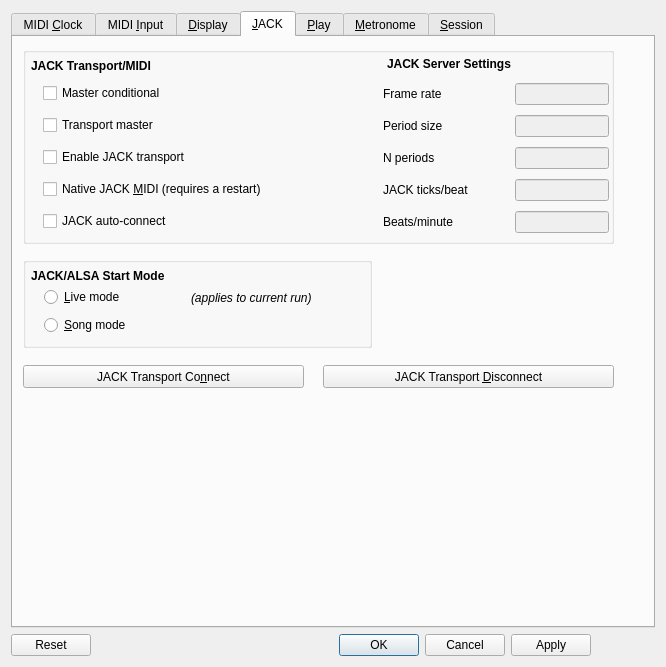
Old version of the form seq_qt5/forms/qseditoptions.ui in the repository ahlstromcj/seq66.
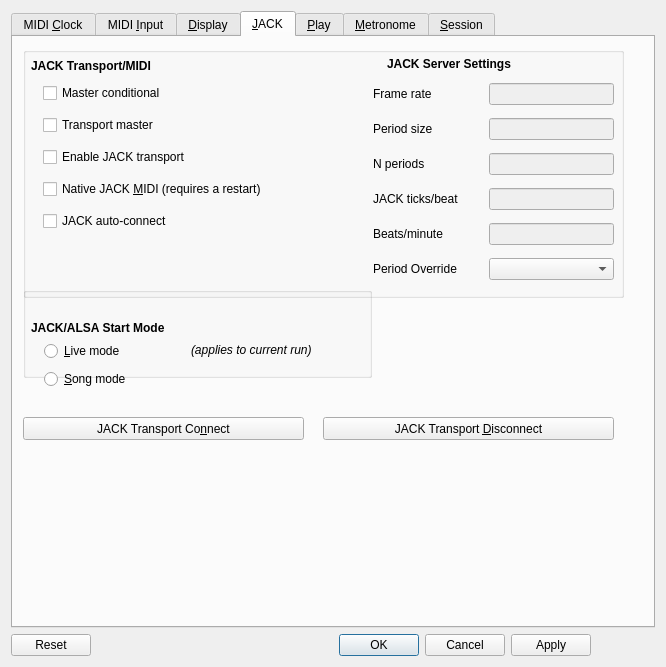
New version of the form.

```diff
--- a/seq_qt5/forms/qseditoptions.ui
+++ b/seq_qt5/forms/qseditoptions.ui
@@ -1156,8 +1156,8 @@
         <rect>
          <x>10</x>
          <y>10</y>
-         <width>591</width>
-         <height>197</height>
+         <width>601</width>
+         <height>251</height>
         </rect>
        </property>
        <property name="title">
@@ -1207,28 +1207,17 @@
        <widget class="QWidget" name="">
         <property name="geometry">
          <rect>
-          <x>360</x>
-          <y>32</y>
-          <width>226</width>
-          <height>161</height>
+          <x>350</x>
+          <y>29</y>
+          <width>241</width>
+          <height>211</height>
          </rect>
         </property>
-        <layout class="QGridLayout" name="gridLayout_5" columnstretch="4,3">
-         <item row="2" column="0">
-          <widget class="QLabel" name="label_15">
+        <layout class="QGridLayout" name="gridLayout_5" columnstretch="7,8">
+         <item row="0" column="0">
+          <widget class="QLabel" name="label_12">
            <property name="text">
-            <string>N periods</string>
-           </property>
-          </widget>
-         </item>
-         <item row="3" column="1">
-          <widget class="QLineEdit" name="lineEditTicksPerBeat">
-           <property name="enabled">
-            <bool>false</bool>
-           </property>
-           <property name="toolTip">
-            <string>Indicates the number of JACK ticks per
-beat, normally PPQN/10.</string>
+            <string>Frame rate</string>
            </property>
           </widget>
          </item>
@@ -1250,13 +1239,6 @@
            </property>
           </widget>
          </item>
-         <item row="3" column="0">
-          <widget class="QLabel" name="label_16">
-           <property name="text">
-            <string>JACK ticks/beat</string>
-           </property>
-          </widget>
-         </item>
          <item row="1" column="1">
           <widget class="QLineEdit" name="lineEditPeriod">
            <property name="enabled">
@@ -1270,6 +1252,13 @@
            </property>
           </widget>
          </item>
+         <item row="2" column="0">
+          <widget class="QLabel" name="label_15">
+           <property name="text">
+            <string>N periods</string>
+           </property>
+          </widget>
+         </item>
          <item row="2" column="1">
           <widget class="QLineEdit" name="lineEditNperiod">
            <property name="enabled">
@@ -1283,10 +1272,21 @@
            </property>
           </widget>
          </item>
-         <item row="0" column="0">
-          <widget class="QLabel" name="label_12">
+         <item row="3" column="0">
+          <widget class="QLabel" name="label_16">
            <property name="text">
-            <string>Frame rate</string>
+            <string>JACK ticks/beat</string>
+           </property>
+          </widget>
+         </item>
+         <item row="3" column="1">
+          <widget class="QLineEdit" name="lineEditTicksPerBeat">
+           <property name="enabled">
+            <bool>false</bool>
+           </property>
+           <property name="toolTip">
+            <string>Indicates the number of JACK ticks per
+beat, normally PPQN/10.</string>
            </property>
           </widget>
          </item>
@@ -1307,6 +1307,16 @@
            </property>
           </widget>
          </item>
+         <item row="5" column="0">
+          <widget class="QLabel" name="label_18">
+           <property name="text">
+            <string>Period Override</string>
+           </property>
+          </widget>
+         </item>
+         <item row="5" column="1">
+          <widget class="QComboBox" name="combo_box_buffer_size"/>
+         </item>
         </layout>
        </widget>
       </widget>
@@ -1314,7 +1324,7 @@
        <property name="geometry">
         <rect>
          <x>10</x>
-         <y>328</y>
+         <y>380</y>
          <width>281</width>
          <height>23</height>
         </rect>
@@ -1330,7 +1340,7 @@
        <property name="geometry">
         <rect>
          <x>310</x>
-         <y>328</y>
+         <y>380</y>
          <width>291</width>
          <height>23</height>
         </rect>
@@ -1410,7 +1420,7 @@
        <property name="geometry">
         <rect>
          <x>10</x>
-         <y>220</y>
+         <y>250</y>
          <width>349</width>
          <height>91</height>
         </rect>
@@ -1425,7 +1435,7 @@
         <property name="geometry">
          <rect>
           <x>8</x>
-          <y>10</y>
+          <y>32</y>
           <width>181</width>
           <height>17</height>
          </rect>
@@ -1444,7 +1454,7 @@
         <property name="geometry">
          <rect>
           <x>168</x>
-          <y>32</y>
+          <y>54</y>
           <width>173</width>
           <height>17</height>
          </rect>
@@ -1465,7 +1475,7 @@
        <property name="geometry">
         <rect>
          <x>31</x>
-         <y>248</y>
+         <y>302</y>
          <width>141</width>
          <height>54</height>
         </rect>
```
